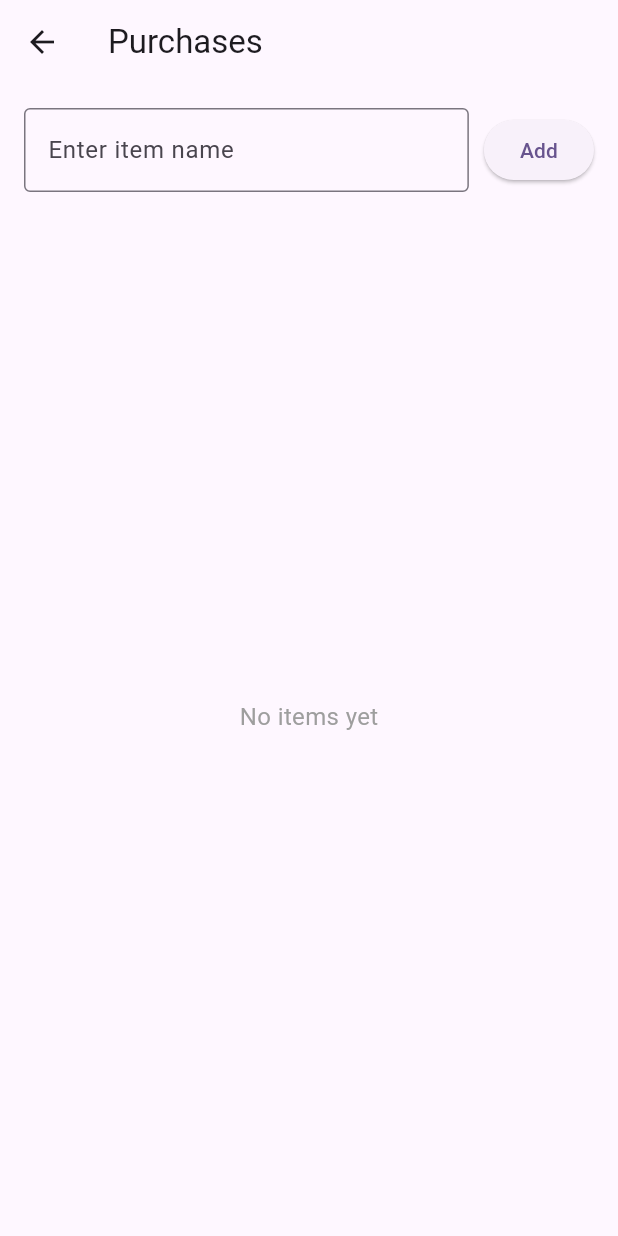
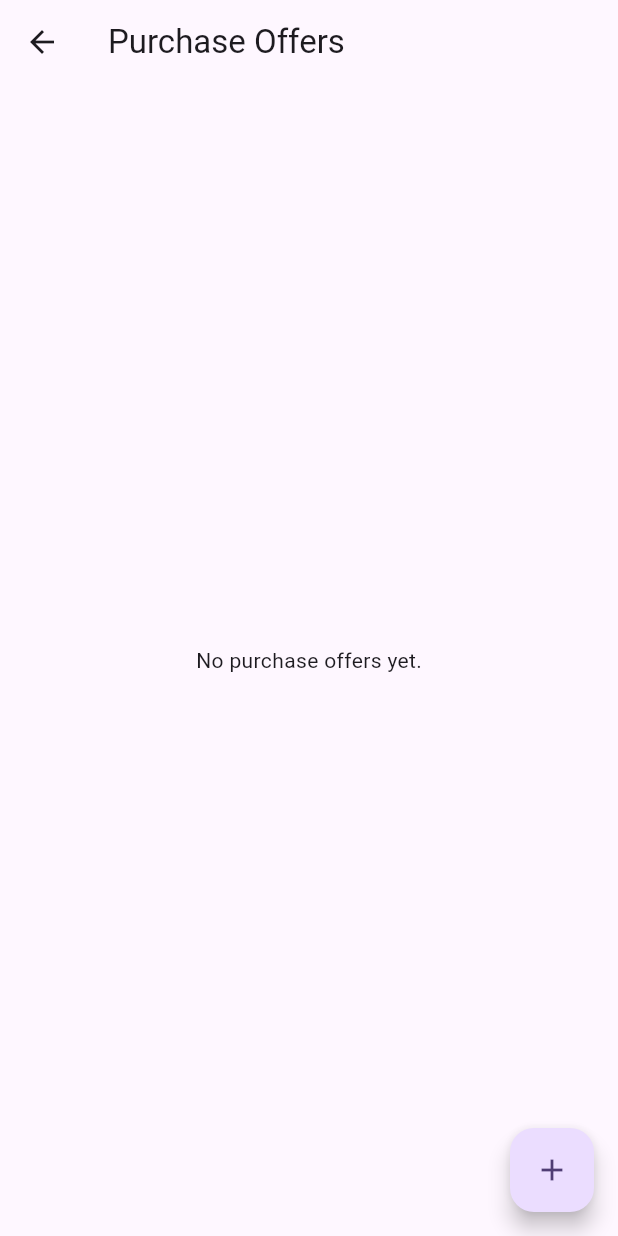
Before and after one commit to Ema-louna/test_github_flutter, a Flutter app: the screen it shows after launch, after a tap on "purchases", on a phone screen of 412 x 824 dp. Run offline on Flutter 3.47's test engine with Material 3 defaults, Android fonts, the phone set to English and light mode, and no system bars; our stand-ins replace floor, sqflite, sqflite_common_ffi_web; missing offline and left inert: encrypted_shared_preferences; accounts and stored records are empty; generated files the repository leaves out were written again.

Commit message:
"Step 1,2,3,5,6 completed"

```diff
--- /dev/null
+++ b/lib/Purchase.dart
@@ -0,0 +1,48 @@
+import 'package:floor/floor.dart';
+/// Purchase entity class for database storage
+///
+/// Represents a purchase  information including
+/// customerId, vehicleId (boat or car), price, dateofOffer, status(accepted or
+/// rejected).
+@entity
+class Purchase {
+  /// Unique identifier for the purchase
+  @primaryKey
+  final int? id;
+
+  /// CustomerId for purchase
+  final String customerID;
+  /// vehicle's ID
+  final String vehicleId;
+  /// Price of purchase
+  final String price;
+  /// Purchase's date of offer  in YYYY-MM-DD format
+  final String dateOfOffer;
+  /// Purchase's status
+  final String status;
+
+  /// Static counter for generating unique IDs
+  static int ID = 1;
+
+  /// Creates a new Package instance
+  ///
+  /// [id] Unique identifier (auto-generated if null)
+  /// [customerID] Customer's id for purchase
+  /// [vehicleId] vehicle's id for purchase
+  /// [price] Purchase's price
+  /// [dateOfOffer] Date of offer
+  /// [status] status of purchase
+    Purchase(
+      this.id,
+      this.customerID,
+      this.vehicleId,
+      this.price,
+      this.dateOfOffer,
+      this.status,
+      ) {
+    // Update ID counter if loaded ID is higher
+    if (id != null && id! >= ID) {
+      ID = id! + 1;
+    }
+  }
+}
--- /dev/null
+++ b/lib/PurchaseDao.dart
@@ -0,0 +1,34 @@
+import 'package:floor/floor.dart';
+import 'Purchase.dart';
+
+/// Data Access Object for purchase operations
+///
+/// Provides methods to interact with the purchase table
+/// in the database including CRUD operations.
+@dao
+abstract class PurchaseDao {
+  /// Retrieves all purchases  from the database
+  ///
+  /// Returns a Future containing a list of all purchase objects
+  @Query('SELECT * FROM purchase')
+  Future<List<Purchase>> findAllPurchase();
+
+  /// Inserts a new purchase into the database
+  ///
+  /// [purchase] The purchase item  object to insert
+  @insert
+  Future<void> insertPurchase(Purchase purchase);
+
+  /// Deletes a purchase from the database
+  ///
+  /// [purchase] The purchase item  object to delete
+  @delete
+  Future<void> deletePurchase(Purchase purchase);
+
+  /// Updates an existing purchase in the database
+  ///
+  /// [purchase] The customer object with updated information
+  /// Uses replace strategy for conflicts
+  @Update(onConflict: OnConflictStrategy.replace)
+  Future<void> updatePurchase(Purchase purchase);
+}
--- /dev/null
+++ b/lib/PurchaseDatabase.dart
@@ -0,0 +1,21 @@
+import 'dart:async';
+import 'package:floor/floor.dart';
+import 'package:sqflite/sqflite.dart' as sqflite;
+
+import 'package:sqflite_common_ffi_web/sqflite_ffi_web.dart';
+import 'package:flutter/foundation.dart' show kIsWeb;
+
+import 'Purchase.dart';
+import 'PurchaseDao.dart';
+
+part 'PurchaseDatabase.g.dart';
+
+/// Main application database
+///
+/// Floor database containing the Customer entity.
+/// Provides access to CustomerDao for database operations.
+@Database(version: 1, entities: [Purchase])
+abstract class AppDatabase extends FloorDatabase {
+  /// Returns the CustomerDao for database operations
+  PurchaseDao get purchaseDao;
+}
--- a/lib/PurchaseOfferMain.dart
+++ b/lib/PurchaseOfferMain.dart
@@ -1,14 +1,12 @@
 import 'package:flutter/material.dart';
+import 'package:encrypted_shared_preferences/encrypted_shared_preferences.dart';
+import 'Purchase.dart';
+import 'PurchaseDao.dart';
+import 'PurchaseDatabase.dart';
+import 'PurchaseOfferForm.dart';
 
-/// Model for a purchase item
-class PurchaseItem {
-  final int id;
-  final String name;
 
-  PurchaseItem(this.id, this.name);
-}
 
-/// Purchase Section main page
 class PurchaseOfferMain extends StatefulWidget {
   const PurchaseOfferMain({super.key});
 
@@ -17,84 +15,116 @@ class PurchaseOfferMain extends StatefulWidget {
 }
 
 class _PurchaseOfferMainState extends State<PurchaseOfferMain> {
-  /// Controller for new item input
-  final TextEditingController _itemController = TextEditingController();
+  late PurchaseDao dao;
+  List<Purchase> _offers = [];
 
-  /// List of all items inserted by the user
-  final List<PurchaseItem> _items = [];
+  final EncryptedSharedPreferences _prefs = EncryptedSharedPreferences();
 
-  /// Auto-increment ID for items
-  int _nextId = 1;
+  String? lastTypedCustomerId;
+
+  @override
+  void initState() {
+    super.initState();
+    _initDb();
+    _loadCustomerId();
+  }
+
+  Future<void> _initDb() async {
+    final database =
+    await $FloorAppDatabase.databaseBuilder("purchases.db").build();
+
+    dao = database.purchaseDao;
+
+    _loadOffers();
+  }
+
+  Future<void> _loadOffers() async {
+    final items = await dao.findAllPurchase();
+    setState(() {
+      _offers = items;
+    });
+  }
+
+  Future<void> _loadCustomerId() async {
+    lastTypedCustomerId =
+        await _prefs.getString("last_customer_id") ?? "";
+  }
+
+  /// Called after an offer is added, updated, or deleted
+  void refreshList() => _loadOffers();
+
+  bool get isTabletOrDesktop =>
+      MediaQuery.of(context).size.width >= 700;
 
   @override
   Widget build(BuildContext context) {
     return Scaffold(
-      appBar: AppBar(
-        title: const Text("Purchases"),
-      ),
-      body: Padding(
-        padding: const EdgeInsets.all(16),
-        child: Column(
-          children: [
-            // Input + Add button
-            Row(
-              children: [
-                Expanded(
-                  child: TextField(
-                    controller: _itemController,
-                    decoration: const InputDecoration(
-                      labelText: 'Enter item name',
-                      border: OutlineInputBorder(),
+      appBar: AppBar(title: const Text("Purchase Offers")),
+      floatingActionButton: FloatingActionButton(
+        onPressed: () {
+          Navigator.push(
+            context,
+            MaterialPageRoute(
+              builder: (_) => PurchaseOfferForm(
+                dao: dao,
+                onSaved: refreshList,
               ),
             ),
+          );
+        },
+        child: const Icon(Icons.add),
       ),
-                const SizedBox(width: 10),
-                ElevatedButton(
-                  onPressed: _addItem,
-                  child: const Text('Add'),
+      body: isTabletOrDesktop
+          ? Row(
+        children: [
+          Expanded(child: _buildList()),
+          const VerticalDivider(width: 1),
+          Expanded(
+            child: Center(
+              child: Text(
+                "Select an offer to view details",
+                style: TextStyle(fontSize: 16, color: Colors.grey[600]),
               ),
-              ],
-            ),
-            const SizedBox(height: 20),
-
-            // ListView showing inserted items
-            Expanded(
-              child: _items.isEmpty
-                  ? const Center(
-                child: Text(
-                  'No items yet',
-                  style: TextStyle(fontSize: 16, color: Colors.grey),
             ),
           )
-                  : ListView.builder(
-                itemCount: _items.length,
+        ],
+      )
+          : _buildList(),
+    );
+  }
+
+  Widget _buildList() {
+    if (_offers.isEmpty) {
+      return const Center(
+        child: Text("No purchase offers yet."),
+      );
+    }
+
+    return ListView.builder(
+      itemCount: _offers.length,
       itemBuilder: (context, index) {
-                  final item = _items[index];
+        final offer = _offers[index];
+
         return Card(
           child: ListTile(
-                      title: Text(item.name),
+            title: Text("Customer: ${offer.customerID}"),
+            subtitle: Text("Vehicle: ${offer.vehicleId} — \$${offer.price}"),
+            trailing: Text(offer.status),
             onTap: () {
-                        // Details view to be implemented later
+              Navigator.push(
+                context,
+                MaterialPageRoute(
+                  builder: (_) => PurchaseOfferForm(
+                    dao: dao,
+                    offer: offer,
+                    onSaved: refreshList,
+                  ),
+                ),
+              );
             },
           ),
         );
       },
-              ),
-            ),
-          ],
-        ),
-      ),
     );
   }
-
-  /// Adds a new item to the list
-  void _addItem() {
-    final name = _itemController.text.trim();
-    if (name.isEmpty) return;
-
-    setState(() {
-      _items.add(PurchaseItem(_nextId++, name));
-      _itemController.clear();
-    });
 }
-}
```
Also changed, not shown: lib/PurchaseOfferForm.dart (added, +217 -0 lines). Lines whose indentation alone changed are shown as unchanged.
